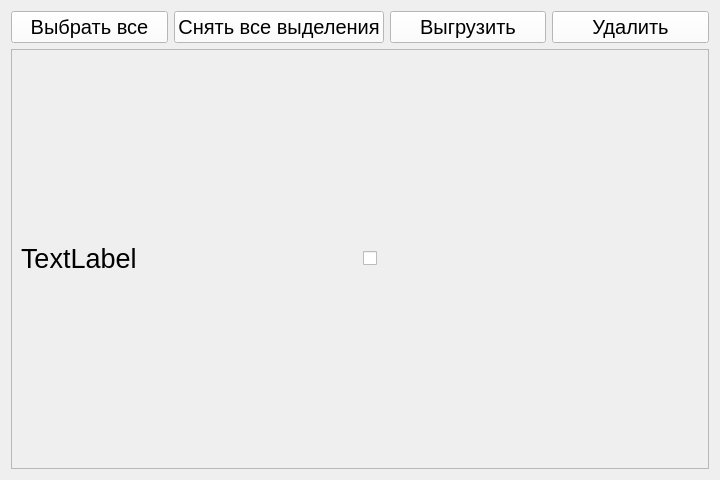
The window that app/gui/exportdatapage.ui (VictoriaSin/ICPMonitor) describes before a commit, drawn with Qt 5.
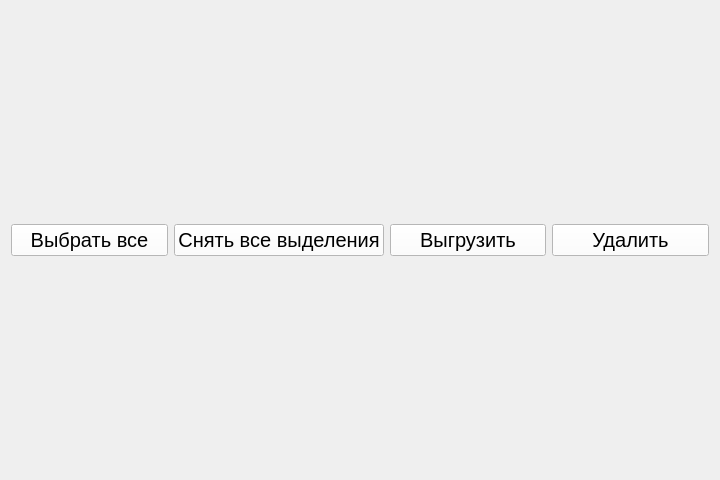
The same window after the commit.

What changed in the file:
```diff
--- a/app/gui/exportdatapage.ui
+++ b/app/gui/exportdatapage.ui
@@ -13,10 +13,8 @@
   <property name="windowTitle">
    <string>Form</string>
   </property>
-  <layout class="QGridLayout" name="gridLayout_2">
+  <layout class="QGridLayout" name="gridLayout">
    <item row="0" column="0">
-    <layout class="QHBoxLayout" name="horizontalLayout_2">
-     <item>
       <widget class="QPushButton" name="selectAllButton">
        <property name="font">
         <font>
@@ -31,7 +29,7 @@
        </property>
       </widget>
      </item>
-     <item>
+   <item row="0" column="1">
       <widget class="QPushButton" name="clearAllSelectionsButton">
        <property name="font">
         <font>
@@ -46,7 +44,7 @@
        </property>
       </widget>
      </item>
-     <item>
+   <item row="0" column="2">
       <widget class="QPushButton" name="downloadButton">
        <property name="font">
         <font>
@@ -61,7 +59,7 @@
        </property>
       </widget>
      </item>
-     <item>
+   <item row="0" column="3">
       <widget class="QPushButton" name="deleteButton">
        <property name="font">
         <font>
@@ -76,50 +74,8 @@
        </property>
       </widget>
      </item>
-    </layout>
-   </item>
-   <item row="1" column="0">
-    <widget class="QScrollArea" name="scrollArea">
-     <property name="widgetResizable">
-      <bool>true</bool>
-     </property>
-     <widget class="QWidget" name="scrollAreaWidget">
-      <property name="geometry">
-       <rect>
-        <x>0</x>
-        <y>0</y>
-        <width>704</width>
-        <height>412</height>
-       </rect>
-      </property>
-      <layout class="QGridLayout" name="gridLayout">
-       <item row="0" column="0">
-        <widget class="QLabel" name="label">
-         <property name="font">
-          <font>
-           <pointsize>20</pointsize>
-          </font>
-         </property>
-         <property name="text">
-          <string>TextLabel</string>
-         </property>
-        </widget>
-       </item>
-       <item row="0" column="1">
-        <widget class="QCheckBox" name="checkBox_3">
-         <property name="font">
-          <font>
-           <pointsize>20</pointsize>
-          </font>
-         </property>
-         <property name="text">
-          <string/>
-         </property>
-        </widget>
-       </item>
-      </layout>
-     </widget>
-    </widget>
+   <item row="1" column="0" colspan="4">
+    <layout class="QVBoxLayout" name="verticalLayout_2"/>
    </item>
   </layout>
  </widget>
```
Lines whose indentation alone changed are shown as unchanged.
